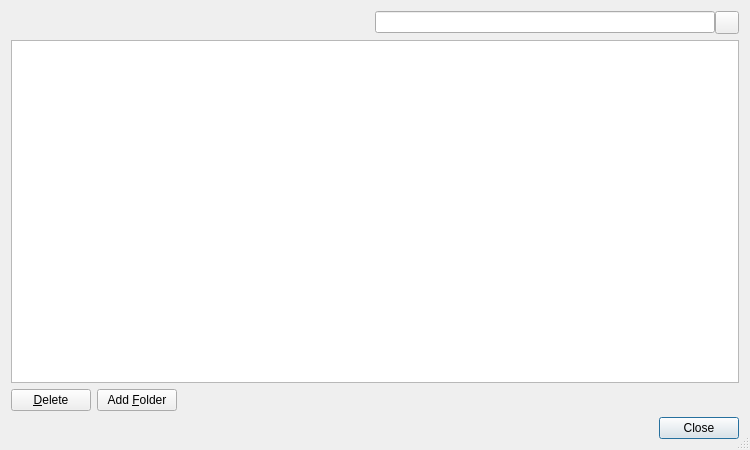
This is Helpviewer/Bookmarks/BookmarksDialog.ui in testmana2/test as Qt 5 draws it before an edit. The edited form follows.
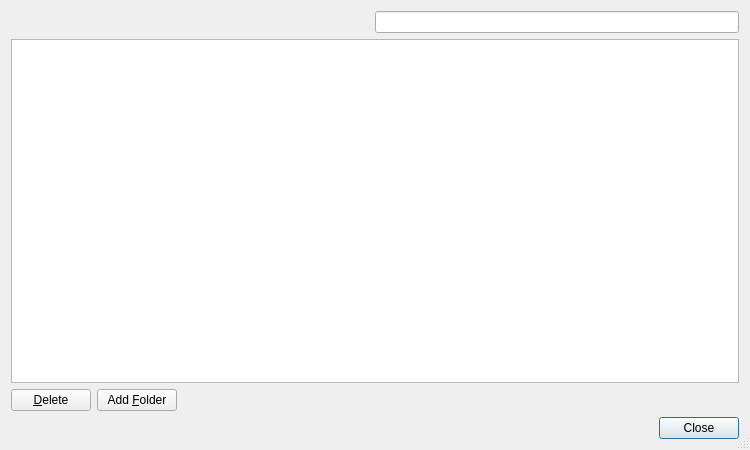
This is the edited form. Custom widgets are drawn as their Qt base class.

Commit message: Changed a bunch of forms to use the E5ClearableLineEdit and E5ClearableComboBox.

What changed in the file:
```diff
--- a/Helpviewer/Bookmarks/BookmarksDialog.ui
+++ b/Helpviewer/Bookmarks/BookmarksDialog.ui
@@ -44,16 +44,6 @@
          </property>
         </widget>
        </item>
-       <item>
-        <widget class="QToolButton" name="clearButton">
-         <property name="toolTip">
-          <string>Press to clear the search edit</string>
-         </property>
-         <property name="text">
-          <string/>
-         </property>
-        </widget>
-       </item>
       </layout>
      </item>
     </layout>
@@ -133,6 +123,11 @@
   </layout>
  </widget>
  <customwidgets>
+  <customwidget>
+   <class>E5ClearableLineEdit</class>
+   <extends>QLineEdit</extends>
+   <header>E5Gui/E5LineEdit.h</header>
+  </customwidget>
   <customwidget>
    <class>E5TreeView</class>
    <extends>QTreeView</extends>
```
Left out of the diff: 21 changed lines with no effect on the pictures. The commit also changes 61 other files.
